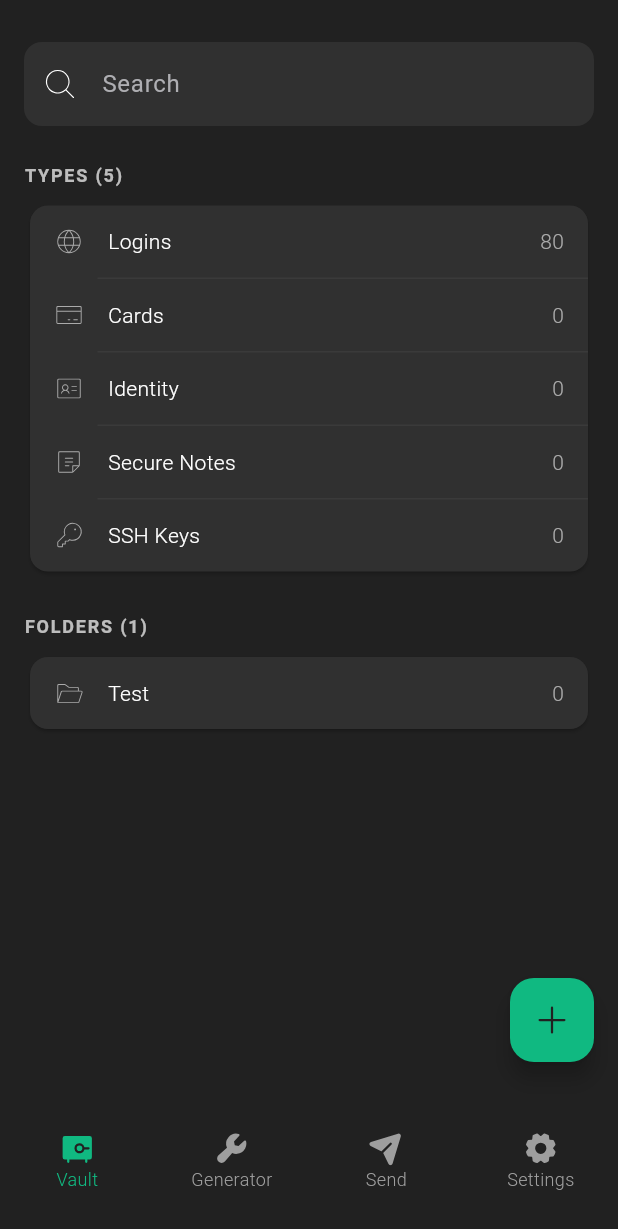
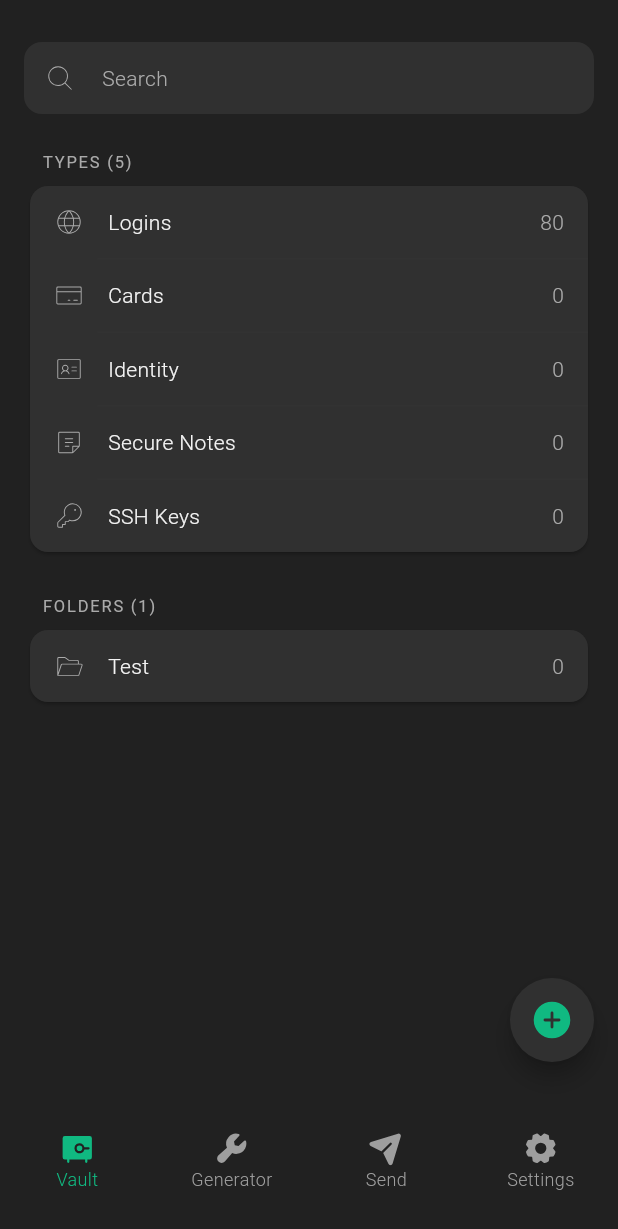
Before and after one commit to cyberfish-dev/pass-tool, a Flutter app: the screen it shows after launch, on a phone screen of 412 x 824 dp. Shown: the top 1229 px of the screen. Run offline on Flutter 3.47's test engine with Material 3 defaults, Android fonts, the phone set to English and light mode, and no system bars; our stand-ins replace phosphor_flutter; Roboto replaces fonts that are missing (SFProText).

Commit message:
more styling

```diff
--- a/flutter_app/lib/main.dart
+++ b/flutter_app/lib/main.dart
@@ -123,7 +123,15 @@ class _MainLayoutState extends State<MainLayout> {
       floatingActionButton: _currentIndex == 0
           ? FloatingActionButton(
               onPressed: _showAddMenu,
-              child: Icon(PhosphorIcons.plus()),
+              shape: CircleBorder(),
+              child: Column(
+                mainAxisAlignment: MainAxisAlignment.center,
+                children: [
+
+                  Icon(PhosphorIcons.plusCircle(PhosphorIconsStyle.fill), size: 30,),
+
+                ],
+              ),
             )
           : null,
     );
--- a/flutter_app/lib/screens/vault_screen.dart
+++ b/flutter_app/lib/screens/vault_screen.dart
@@ -28,7 +28,7 @@ class _VaultScreenState extends State<VaultScreen> {
   @override
   Widget build(BuildContext context) {
     final theme = Theme.of(context);
-    final cardColor = theme.colorScheme.surfaceVariant;
+    final cardColor = theme.cardTheme.color;
     final textColor = theme.colorScheme.onSurfaceVariant;
     final iconColor = theme.iconTheme.color ?? Colors.white;
 
@@ -43,18 +43,26 @@ class _VaultScreenState extends State<VaultScreen> {
           // Search field
           TextField(
             decoration: InputDecoration(
+              isDense: true,
               hintText: 'Search',
+              hintStyle: Theme.of(
+                context,
+              ).textTheme.bodyMedium?.copyWith(color: iconColor),
               prefixIcon: Icon(
                 PhosphorIcons.magnifyingGlass(PhosphorIconsStyle.thin),
+                color: iconColor,
+                size: 20,
               ),
               filled: true,
-              fillColor: theme.colorScheme.surfaceVariant,
               border: OutlineInputBorder(
                 borderRadius: BorderRadius.circular(12),
                 borderSide: BorderSide.none,
               ),
             ),
             onChanged: (v) => setState(() => _searchText = v),
+            style: Theme.of(context).textTheme.bodyMedium?.copyWith(
+              color: textColor,
+            ),
           ),
 
           const SizedBox(height: 24),
@@ -138,12 +146,13 @@ class _SectionHeader extends StatelessWidget {
 
   @override
   Widget build(BuildContext context) {
-    final style = Theme.of(context).textTheme.labelLarge?.copyWith(
-      fontWeight: FontWeight.bold,
+    final style = Theme.of(context).textTheme.labelSmall?.copyWith(
+      fontWeight: FontWeight.normal,
       letterSpacing: 1.2,
+      color: Theme.of(context).iconTheme.color ?? Colors.white,
     );
     return Padding(
-      padding: const EdgeInsets.only(bottom: 8),
+      padding: const EdgeInsets.only(bottom: 4, left: 12),
       child: Text('$title (${count.toString()})', style: style),
     );
   }
@@ -211,7 +220,7 @@ class _ItemRow extends StatelessWidget {
             children: [
               Expanded(
                 child: Divider(
-                  color: iconColor.withAlpha(20),
+                  color: iconColor.withAlpha(5),
                   thickness: 1,
                   height: 1,
                   indent: 45,
--- a/flutter_app/lib/themes/main.dart
+++ b/flutter_app/lib/themes/main.dart
@@ -16,7 +16,7 @@ final darkTeme = ThemeData.dark().copyWith(
   colorScheme: ColorScheme.dark(
     primary: accent,
     surface: darkCard,
-    onSurface: textPrimary,
+    onSurface: textPrimary.withAlpha(240),
     secondary: accent,
    ),
    iconTheme: const IconThemeData(
@@ -34,11 +34,11 @@ final darkTeme = ThemeData.dark().copyWith(
   bottomNavigationBarTheme: const BottomNavigationBarThemeData(
     backgroundColor: darkBg,
     selectedItemColor: accent,
-    unselectedItemColor: textSecondary,
+    unselectedItemColor: whiteDull,
     elevation: 0,
   ),
   floatingActionButtonTheme: const FloatingActionButtonThemeData(
-    backgroundColor: accent,
-    foregroundColor: darkBg,
+    backgroundColor: darkCard,
+    foregroundColor: accent,
   ),
 );
```
